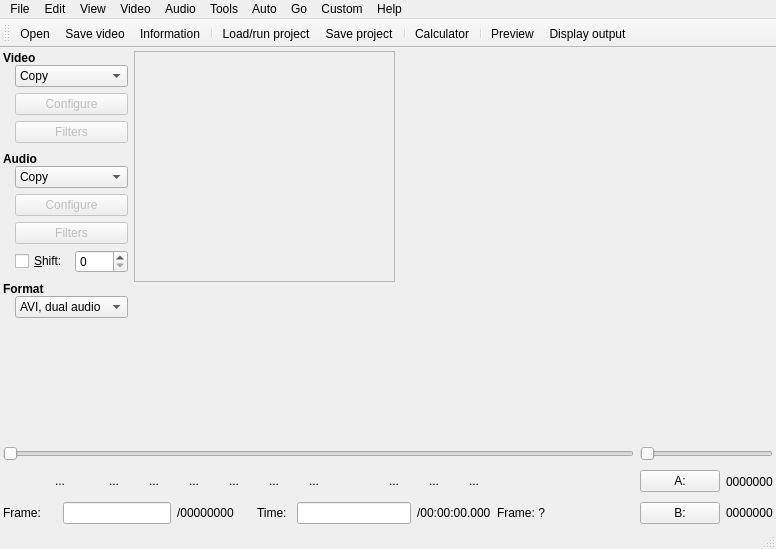
BackupTheBerlios/avidemux-svn, file branches/avidemux_2.4_branch/avidemux/ADM_userInterfaces/ADM_QT4/ADM_gui/gui2.ui: the form before one commit.
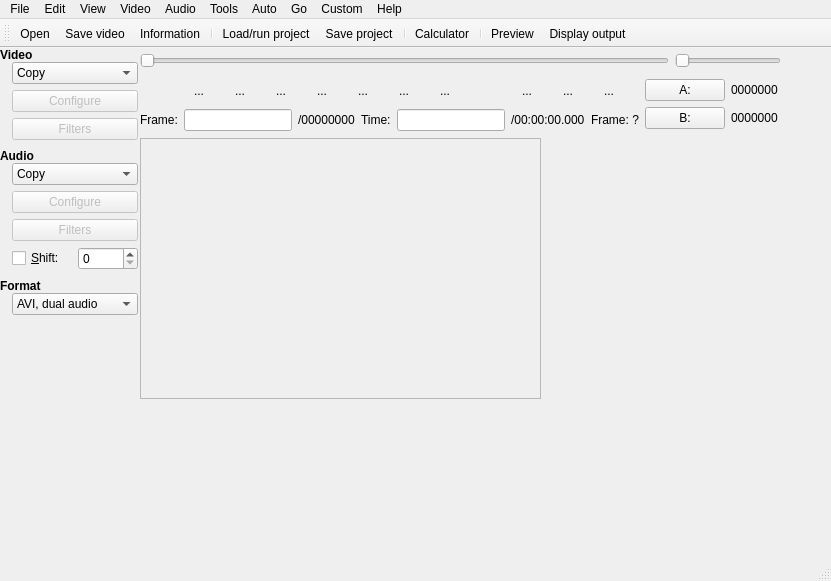
The form after the commit. Icons and pictures are not drawn.

What changed in the file:
```diff
--- a/branches/avidemux_2.4_branch/avidemux/ADM_userInterfaces/ADM_QT4/ADM_gui/gui2.ui
+++ b/branches/avidemux_2.4_branch/avidemux/ADM_userInterfaces/ADM_QT4/ADM_gui/gui2.ui
@@ -6,8 +6,8 @@
    <rect>
     <x>0</x>
     <y>0</y>
-    <width>776</width>
-    <height>549</height>
+    <width>831</width>
+    <height>581</height>
    </rect>
   </property>
   <property name="minimumSize" >
@@ -35,22 +35,15 @@
    </size>
   </property>
   <widget class="QWidget" name="centralwidget" >
-   <layout class="QVBoxLayout" >
-    <property name="margin" >
-     <number>3</number>
+   <widget class="QWidget" name="" >
+    <property name="geometry" >
+     <rect>
+      <x>0</x>
+      <y>0</y>
+      <width>138</width>
+      <height>312</height>
+     </rect>
     </property>
-    <property name="spacing" >
-     <number>6</number>
-    </property>
-    <item>
-     <layout class="QHBoxLayout" >
-      <property name="margin" >
-       <number>0</number>
-      </property>
-      <property name="spacing" >
-       <number>6</number>
-      </property>
-      <item>
        <layout class="QVBoxLayout" >
         <property name="margin" >
          <number>0</number>
@@ -420,244 +413,53 @@
          </spacer>
         </item>
        </layout>
-      </item>
-      <item>
-       <widget class="QWidget" native="1" name="widget" >
-        <property name="sizePolicy" >
-         <sizepolicy>
-          <hsizetype>7</hsizetype>
-          <vsizetype>7</vsizetype>
-          <horstretch>0</horstretch>
-          <verstretch>0</verstretch>
-         </sizepolicy>
-        </property>
-        <widget class="QFrame" name="frame_video" >
+   </widget>
+   <widget class="QWidget" name="verticalLayout_2" >
          <property name="geometry" >
           <rect>
-           <x>0</x>
+      <x>140</x>
            <y>0</y>
-           <width>261</width>
-           <height>231</height>
-          </rect>
-         </property>
+      <width>641</width>
+      <height>89</height>
+     </rect>
+    </property>
+    <layout class="QVBoxLayout" >
+     <property name="margin" >
+      <number>0</number>
+     </property>
+     <property name="spacing" >
+      <number>6</number>
+     </property>
+     <item>
+      <layout class="QHBoxLayout" >
+       <property name="margin" >
+        <number>0</number>
+       </property>
+       <property name="spacing" >
+        <number>6</number>
+       </property>
+       <item>
+        <widget class="QSlider" name="horizontalSlider" >
          <property name="sizePolicy" >
           <sizepolicy>
            <hsizetype>7</hsizetype>
-           <vsizetype>7</vsizetype>
-           <horstretch>0</horstretch>
-           <verstretch>0</verstretch>
-          </sizepolicy>
-         </property>
-         <property name="sizeIncrement" >
-          <size>
-           <width>5</width>
-           <height>5</height>
-          </size>
-         </property>
-         <property name="frameShape" >
-          <enum>QFrame::StyledPanel</enum>
-         </property>
-         <property name="frameShadow" >
-          <enum>QFrame::Raised</enum>
-         </property>
-        </widget>
-       </widget>
-      </item>
-     </layout>
-    </item>
-    <item>
-     <layout class="QGridLayout" >
-      <property name="margin" >
-       <number>0</number>
-      </property>
-      <property name="spacing" >
-       <number>6</number>
-      </property>
-      <item row="3" column="0" colspan="2" >
-       <widget class="QToolButton" name="toolButtonPlay" >
-        <property name="sizePolicy" >
-         <sizepolicy>
-          <hsizetype>0</hsizetype>
           <vsizetype>0</vsizetype>
-          <horstretch>0</horstretch>
+           <horstretch>5</horstretch>
           <verstretch>0</verstretch>
          </sizepolicy>
         </property>
-        <property name="minimumSize" >
-         <size>
-          <width>34</width>
-          <height>24</height>
-         </size>
-        </property>
-        <property name="icon" >
-         <iconset resource="avidemux.qrc" >:/new/prefix1/pics/player_play.png</iconset>
-        </property>
-        <property name="iconSize" >
-         <size>
-          <width>22</width>
-          <height>22</height>
-         </size>
-        </property>
-        <property name="autoRaise" >
-         <bool>true</bool>
-        </property>
-       </widget>
-      </item>
-      <item row="3" column="10" >
-       <widget class="QToolButton" name="toolButtonBPrev" >
-        <property name="minimumSize" >
-         <size>
-          <width>34</width>
-          <height>24</height>
-         </size>
-        </property>
-        <property name="icon" >
-         <iconset resource="avidemux.qrc" >:/new/prefix1/pics/prev_black.png</iconset>
-        </property>
-        <property name="iconSize" >
-         <size>
-          <width>22</width>
-          <height>22</height>
-         </size>
-        </property>
-        <property name="autoRaise" >
-         <bool>true</bool>
-        </property>
-       </widget>
-      </item>
-      <item row="4" column="0" colspan="3" >
-       <widget class="QLabel" name="label" >
-        <property name="sizePolicy" >
-         <sizepolicy>
-          <hsizetype>1</hsizetype>
-          <vsizetype>5</vsizetype>
-          <horstretch>0</horstretch>
-          <verstretch>0</verstretch>
-         </sizepolicy>
-        </property>
-        <property name="text" >
-         <string>Frame:</string>
-        </property>
-       </widget>
-      </item>
-      <item row="3" column="8" >
-       <widget class="QToolButton" name="toolButtonA" >
-        <property name="sizePolicy" >
-         <sizepolicy>
-          <hsizetype>0</hsizetype>
-          <vsizetype>0</vsizetype>
-          <horstretch>0</horstretch>
-          <verstretch>0</verstretch>
-         </sizepolicy>
-        </property>
-        <property name="minimumSize" >
-         <size>
-          <width>34</width>
-          <height>24</height>
-         </size>
-        </property>
-        <property name="text" >
-         <string>...</string>
-        </property>
-        <property name="icon" >
-         <iconset resource="avidemux.qrc" >:/new/prefix1/pics/markA.png</iconset>
-        </property>
-        <property name="iconSize" >
-         <size>
-          <width>22</width>
-          <height>22</height>
-         </size>
-        </property>
-        <property name="autoRaise" >
-         <bool>true</bool>
-        </property>
-       </widget>
-      </item>
-      <item row="3" column="14" >
-       <spacer>
         <property name="orientation" >
          <enum>Qt::Horizontal</enum>
         </property>
-        <property name="sizeHint" >
-         <size>
-          <width>40</width>
-          <height>20</height>
-         </size>
-        </property>
-       </spacer>
-      </item>
-      <item row="3" column="7" >
-       <widget class="QToolButton" name="toolButtonKNext" >
-        <property name="minimumSize" >
-         <size>
-          <width>34</width>
-          <height>24</height>
-         </size>
-        </property>
-        <property name="text" >
-         <string>...</string>
-        </property>
-        <property name="icon" >
-         <iconset resource="avidemux.qrc" >:/new/prefix1/pics/player_fwd.png</iconset>
-        </property>
-        <property name="iconSize" >
-         <size>
-          <width>22</width>
-          <height>22</height>
-         </size>
-        </property>
-        <property name="autoRaise" >
-         <bool>true</bool>
-        </property>
-       </widget>
-      </item>
-      <item row="3" column="13" >
-       <widget class="QToolButton" name="toolButtonEnd" >
-        <property name="minimumSize" >
-         <size>
-          <width>34</width>
-          <height>24</height>
-         </size>
-        </property>
-        <property name="text" >
-         <string>...</string>
-        </property>
-        <property name="icon" >
-         <iconset resource="avidemux.qrc" >:/new/prefix1/pics/player_end.png</iconset>
-        </property>
-        <property name="iconSize" >
-         <size>
-          <width>22</width>
-          <height>22</height>
-         </size>
-        </property>
-        <property name="autoRaise" >
-         <bool>true</bool>
-        </property>
-       </widget>
-      </item>
-      <item row="4" column="12" colspan="2" >
-       <widget class="QLabel" name="label_7" >
-        <property name="sizePolicy" >
-         <sizepolicy>
-          <hsizetype>1</hsizetype>
-          <vsizetype>5</vsizetype>
-          <horstretch>0</horstretch>
-          <verstretch>0</verstretch>
-         </sizepolicy>
-        </property>
-        <property name="text" >
-         <string>/00:00:00.000</string>
-        </property>
-       </widget>
-      </item>
-      <item rowspan="2" row="1" column="15" colspan="2" >
+        </widget>
+       </item>
+       <item>
        <widget class="QSlider" name="horizontalSlider_2" >
         <property name="sizePolicy" >
          <sizepolicy>
           <hsizetype>1</hsizetype>
           <vsizetype>0</vsizetype>
-          <horstretch>0</horstretch>
+           <horstretch>1</horstretch>
           <verstretch>0</verstretch>
          </sizepolicy>
         </property>
@@ -672,7 +474,96 @@
         </property>
        </widget>
       </item>
-      <item row="3" column="4" >
+      </layout>
+     </item>
+     <item>
+      <layout class="QHBoxLayout" >
+       <property name="margin" >
+        <number>0</number>
+       </property>
+       <property name="spacing" >
+        <number>6</number>
+       </property>
+       <item>
+        <layout class="QVBoxLayout" >
+         <property name="margin" >
+          <number>0</number>
+         </property>
+         <property name="spacing" >
+          <number>6</number>
+         </property>
+         <item>
+          <layout class="QHBoxLayout" >
+           <property name="margin" >
+            <number>0</number>
+           </property>
+           <property name="spacing" >
+            <number>6</number>
+           </property>
+           <item>
+            <widget class="QToolButton" name="toolButtonPlay" >
+             <property name="sizePolicy" >
+              <sizepolicy>
+               <hsizetype>0</hsizetype>
+               <vsizetype>0</vsizetype>
+               <horstretch>0</horstretch>
+               <verstretch>0</verstretch>
+              </sizepolicy>
+             </property>
+             <property name="minimumSize" >
+              <size>
+               <width>34</width>
+               <height>24</height>
+              </size>
+             </property>
+             <property name="icon" >
+              <iconset resource="avidemux.qrc" >:/new/prefix1/pics/player_play.png</iconset>
+             </property>
+             <property name="iconSize" >
+              <size>
+               <width>22</width>
+               <height>22</height>
+              </size>
+             </property>
+             <property name="autoRaise" >
+              <bool>true</bool>
+             </property>
+            </widget>
+           </item>
+           <item>
+            <widget class="QToolButton" name="toolButtonStop" >
+             <property name="sizePolicy" >
+              <sizepolicy>
+               <hsizetype>0</hsizetype>
+               <vsizetype>0</vsizetype>
+               <horstretch>0</horstretch>
+               <verstretch>0</verstretch>
+              </sizepolicy>
+             </property>
+             <property name="minimumSize" >
+              <size>
+               <width>34</width>
+               <height>24</height>
+              </size>
+             </property>
+             <property name="text" >
+              <string>...</string>
+             </property>
+             <property name="icon" >
+              <iconset resource="avidemux.qrc" >:/new/prefix1/pics/player_stop.png</iconset>
+             </property>
+             <property name="iconSize" >
+              <size>
+               <width>22</width>
+               <height>22</height>
+              </size>
+             </property>
+             <property name="autoRaise" >
+              <bool>true</bool>
+             </property>
+            </widget>
+           </item>
+           <item>
        <widget class="QToolButton" name="toolButtonPrev" >
         <property name="minimumSize" >
          <size>
@@ -697,7 +588,7 @@
         </property>
        </widget>
       </item>
-      <item row="3" column="5" >
+           <item>
        <widget class="QToolButton" name="toolButtonNext" >
         <property name="minimumSize" >
          <size>
@@ -722,8 +613,223 @@
         </property>
        </widget>
       </item>
-      <item row="4" column="14" >
-       <widget class="QLabel" name="label_8" >
+           <item>
+            <widget class="QToolButton" name="toolButtonKPrev" >
+             <property name="minimumSize" >
+              <size>
+               <width>34</width>
+               <height>24</height>
+              </size>
+             </property>
+             <property name="text" >
+              <string>...</string>
+             </property>
+             <property name="icon" >
+              <iconset resource="avidemux.qrc" >:/new/prefix1/pics/player_rew.png</iconset>
+             </property>
+             <property name="iconSize" >
+              <size>
+               <width>22</width>
+               <height>22</height>
+              </size>
+             </property>
+             <property name="autoRaise" >
+              <bool>true</bool>
+             </property>
+            </widget>
+           </item>
+           <item>
+            <widget class="QToolButton" name="toolButtonKNext" >
+             <property name="minimumSize" >
+              <size>
+               <width>34</width>
+               <height>24</height>
+              </size>
+             </property>
+             <property name="text" >
+              <string>...</string>
+             </property>
+             <property name="icon" >
+              <iconset resource="avidemux.qrc" >:/new/prefix1/pics/player_fwd.png</iconset>
+             </property>
+             <property name="iconSize" >
+              <size>
+               <width>22</width>
+               <height>22</height>
+              </size>
+             </property>
+             <property name="autoRaise" >
+              <bool>true</bool>
+             </property>
+            </widget>
+           </item>
+           <item>
+            <widget class="QToolButton" name="toolButtonA" >
+             <property name="sizePolicy" >
+              <sizepolicy>
+               <hsizetype>0</hsizetype>
+               <vsizetype>0</vsizetype>
+               <horstretch>0</horstretch>
+               <verstretch>0</verstretch>
+              </sizepolicy>
+             </property>
+             <property name="minimumSize" >
+              <size>
+               <width>34</width>
+               <height>24</height>
+              </size>
+             </property>
+             <property name="text" >
+              <string>...</string>
+             </property>
+             <property name="icon" >
+              <iconset resource="avidemux.qrc" >:/new/prefix1/pics/markA.png</iconset>
+             </property>
+             <property name="iconSize" >
+              <size>
+               <width>22</width>
+               <height>22</height>
+              </size>
+             </property>
+             <property name="autoRaise" >
+              <bool>true</bool>
+             </property>
+            </widget>
+           </item>
+           <item>
+            <widget class="QToolButton" name="toolButtonB" >
+             <property name="minimumSize" >
+              <size>
+               <width>34</width>
+               <height>24</height>
+              </size>
+             </property>
+             <property name="text" >
+              <string>...</string>
+             </property>
+             <property name="icon" >
+              <iconset resource="avidemux.qrc" >:/new/prefix1/pics/markB.png</iconset>
+             </property>
+             <property name="iconSize" >
+              <size>
+               <width>22</width>
+               <height>22</height>
+              </size>
+             </property>
+             <property name="autoRaise" >
+              <bool>true</bool>
+             </property>
+            </widget>
+           </item>
+           <item>
+            <widget class="QToolButton" name="toolButtonBPrev" >
+             <property name="minimumSize" >
+              <size>
+               <width>34</width>
+               <height>24</height>
+              </size>
+             </property>
+             <property name="icon" >
+              <iconset resource="avidemux.qrc" >:/new/prefix1/pics/prev_black.png</iconset>
+             </property>
+             <property name="iconSize" >
+              <size>
+               <width>22</width>
+               <height>22</height>
+              </size>
+             </property>
+             <property name="autoRaise" >
+              <bool>true</bool>
+             </property>
+            </widget>
+           </item>
+           <item>
+            <widget class="QToolButton" name="toolButtoBNext" >
+             <property name="minimumSize" >
+              <size>
+               <width>34</width>
+               <height>24</height>
+              </size>
+             </property>
+             <property name="text" >
+              <string>...</string>
+             </property>
+             <property name="icon" >
+              <iconset resource="avidemux.qrc" >:/new/prefix1/pics/next_black.png</iconset>
+             </property>
+             <property name="iconSize" >
+              <size>
+               <width>22</width>
+               <height>22</height>
+              </size>
+             </property>
+             <property name="autoRaise" >
+              <bool>true</bool>
+             </property>
+            </widget>
+           </item>
+           <item>
+            <widget class="QToolButton" name="toolButtonBegin" >
+             <property name="minimumSize" >
+              <size>
+               <width>34</width>
+               <height>24</height>
+              </size>
+             </property>
+             <property name="text" >
+              <string>...</string>
+             </property>
+             <property name="icon" >
+              <iconset resource="avidemux.qrc" >:/new/prefix1/pics/player_start.png</iconset>
+             </property>
+             <property name="iconSize" >
+              <size>
+               <width>22</width>
+               <height>22</height>
+              </size>
+             </property>
+             <property name="autoRaise" >
+              <bool>true</bool>
+             </property>
+            </widget>
+           </item>
+           <item>
+            <widget class="QToolButton" name="toolButtonEnd" >
+             <property name="minimumSize" >
+              <size>
+               <width>34</width>
+               <height>24</height>
+              </size>
+             </property>
+             <property name="text" >
+              <string>...</string>
+             </property>
+             <property name="icon" >
+              <iconset resource="avidemux.qrc" >:/new/prefix1/pics/player_end.png</iconset>
+             </property>
+             <property name="iconSize" >
+              <size>
+               <width>22</width>
+               <height>22</height>
+              </size>
+             </property>
+             <property name="autoRaise" >
+              <bool>true</bool>
+             </property>
+            </widget>
+           </item>
+          </layout>
+         </item>
+         <item>
+          <layout class="QHBoxLayout" >
+           <property name="margin" >
+            <number>0</number>
+           </property>
+           <property name="spacing" >
+            <number>6</number>
+           </property>
+           <item>
+            <widget class="QLabel" name="label" >
         <property name="sizePolicy" >
          <sizepolicy>
           <hsizetype>1</hsizetype>
@@ -733,11 +839,41 @@
          </sizepolicy>
         </property>
         <property name="text" >
-         <string>Frame: ?</string>
+              <string>Frame:</string>
         </property>
        </widget>
       </item>
-      <item row="4" column="6" colspan="2" >
+           <item>
+            <widget class="QLineEdit" name="lineEdit" >
+             <property name="sizePolicy" >
+              <sizepolicy>
+               <hsizetype>1</hsizetype>
+               <vsizetype>0</vsizetype>
+               <horstretch>0</horstretch>
+               <verstretch>0</verstretch>
+              </sizepolicy>
+             </property>
+             <property name="minimumSize" >
+              <size>
+               <width>72</width>
+               <height>0</height>
+              </size>
+             </property>
+             <property name="baseSize" >
+              <size>
+               <width>0</width>
+               <height>0</height>
+              </size>
+             </property>
+             <property name="echoMode" >
+              <enum>QLineEdit::NoEcho</enum>
+             </property>
+             <property name="cursorPosition" >
+              <number>0</number>
+             </property>
+            </widget>
+           </item>
+           <item>
        <widget class="QLabel" name="label_2" >
         <property name="sizePolicy" >
          <sizepolicy>
@@ -752,7 +888,7 @@
         </property>
        </widget>
       </item>
-      <item row="4" column="8" >
+           <item>
        <widget class="QLabel" name="label_6" >
         <property name="sizePolicy" >
          <sizepolicy>
@@ -767,7 +903,82 @@
         </property>
        </widget>
       </item>
-      <item row="3" column="15" >
+           <item>
+            <widget class="QLineEdit" name="lineEdit_2" >
+             <property name="sizePolicy" >
+              <sizepolicy>
+               <hsizetype>1</hsizetype>
+               <vsizetype>0</vsizetype>
+               <horstretch>0</horstretch>
+               <verstretch>0</verstretch>
+              </sizepolicy>
+             </property>
+             <property name="minimumSize" >
+              <size>
+               <width>72</width>
+               <height>0</height>
+              </size>
+             </property>
+            </widget>
+           </item>
+           <item>
+            <widget class="QLabel" name="label_7" >
+             <property name="sizePolicy" >
+              <sizepolicy>
+               <hsizetype>1</hsizetype>
+               <vsizetype>5</vsizetype>
+               <horstretch>0</horstretch>
+               <verstretch>0</verstretch>
+              </sizepolicy>
+             </property>
+             <property name="text" >
+              <string>/00:00:00.000</string>
+             </property>
+            </widget>
+           </item>
+           <item>
+            <widget class="QLabel" name="label_8" >
+             <property name="sizePolicy" >
+              <sizepolicy>
+               <hsizetype>1</hsizetype>
+               <vsizetype>5</vsizetype>
+               <horstretch>0</horstretch>
+               <verstretch>0</verstretch>
+              </sizepolicy>
+             </property>
+             <property name="text" >
+              <string>Frame: ?</string>
+             </property>
+            </widget>
+           </item>
+          </layout>
+         </item>
+        </layout>
+       </item>
+       <item>
+        <layout class="QGridLayout" >
+         <property name="margin" >
+          <number>0</number>
+         </property>
+         <property name="spacing" >
+          <number>6</number>
+         </property>
+         <item row="0" column="1" >
+          <widget class="QLabel" name="label_9" >
+           <property name="sizePolicy" >
+            <sizepolicy>
+             <hsizetype>1</hsizetype>
+             <vsizetype>5</vsizetype>
+             <horstretch>0</horstretch>
+             <verstretch>0</verstretch>
+            </sizepolicy>
+           </property>
+           <property name="text" >
+            <string>0000000</string>
+           </property>
+          </widget>
+         </item>
+         <item row="0" column="0" >
        <widget class="QPushButton" name="pushButton" >
         <property name="sizePolicy" >
          <sizepolicy>
@@ -788,115 +999,7 @@
         </property>
        </widget>
       </item>
-      <item row="4" column="16" >
-       <widget class="QLabel" name="label_10" >
-        <property name="sizePolicy" >
-         <sizepolicy>
-          <hsizetype>1</hsizetype>
-          <vsizetype>5</vsizetype>
-          <horstretch>0</horstretch>
-          <verstretch>0</verstretch>
-         </sizepolicy>
-        </property>
-        <property name="text" >
-         <string>0000000</string>
-        </property>
-       </widget>
-      </item>
-      <item row="3" column="12" >
-       <widget class="QToolButton" name="toolButtonBegin" >
-        <property name="minimumSize" >
-         <size>
-          <width>34</width>
-          <height>24</height>
-         </size>
-        </property>
-        <property name="text" >
-         <string>...</string>
-        </property>
-        <property name="icon" >
-         <iconset resource="avidemux.qrc" >:/new/prefix1/pics/player_start.png</iconset>
-        </property>
-        <property name="iconSize" >
-         <size>
-          <width>22</width>
-          <height>22</height>
-         </size>
-        </property>
-        <property name="autoRaise" >
-         <bool>true</bool>
-        </property>
-       </widget>
-      </item>
-      <item row="3" column="11" >
-       <widget class="QToolButton" name="toolButtoBNext" >
-        <property name="minimumSize" >
-         <size>
-          <width>34</width>
-          <height>24</height>
-         </size>
-        </property>
-        <property name="text" >
-         <string>...</string>
-        </property>
-        <property name="icon" >
-         <iconset resource="avidemux.qrc" >:/new/prefix1/pics/next_black.png</iconset>
-        </property>
-        <property name="iconSize" >
-         <size>
-          <width>22</width>
-          <height>22</height>
-         </size>
-        </property>
-        <property name="autoRaise" >
-         <bool>true</bool>
-        </property>
-       </widget>
-      </item>
-      <item row="4" column="9" colspan="3" >
-       <widget class="QLineEdit" name="lineEdit_2" >
-        <property name="sizePolicy" >
-         <sizepolicy>
-          <hsizetype>1</hsizetype>
-          <vsizetype>0</vsizetype>
-          <horstretch>0</horstretch>
-          <verstretch>0</verstretch>
-         </sizepolicy>
-        </property>
-        <property name="minimumSize" >
-         <size>
-          <width>72</width>
-          <height>0</height>
-         </size>
-        </property>
-       </widget>
-      </item>
-      <item row="3" column="9" >
-       <widget class="QToolButton" name="toolButtonB" >
-        <property name="minimumSize" >
-         <size>
-          <width>34</width>
-          <height>24</height>
-         </size>
-        </property>
-        <property name="text" >
-         <string>...</string>
-        </property>
-        <property name="icon" >
-         <iconset resource="avidemux.qrc" >:/new/prefix1/pics/markB.png</iconset>
-        </property>
-        <property name="iconSize" >
-         <size>
-          <width>22</width>
-          <height>22</height>
-         </size>
-        </property>
-        <property name="autoRaise" >
-         <bool>true</bool>
-        </property>
-       </widget>
-      </item>
-      <item row="4" column="15" >
+         <item row="1" column="0" >
        <widget class="QPushButton" name="pushButton_2" >
         <property name="sizePolicy" >
          <sizepolicy>
@@ -917,8 +1020,8 @@
         </property>
        </widget>
       </item>
-      <item row="3" column="16" >
-       <widget class="QLabel" name="label_9" >
+         <item row="1" column="1" >
+          <widget class="QLabel" name="label_10" >
         <property name="sizePolicy" >
          <sizepolicy>
           <hsizetype>1</hsizetype>
@@ -932,124 +1035,35 @@
         </property>
        </widget>
       </item>
-      <item row="3" column="6" >
-       <widget class="QToolButton" name="toolButtonKPrev" >
-        <property name="minimumSize" >
-         <size>
-          <width>34</width>
-          <height>24</height>
-         </size>
-        </property>
-        <property name="text" >
-         <string>...</string>
-        </property>
-        <property name="icon" >
-         <iconset resource="avidemux.qrc" >:/new/prefix1/pics/player_rew.png</iconset>
-        </property>
-        <property name="iconSize" >
-         <size>
-          <width>22</width>
-          <height>22</height>
-         </size>
-        </property>
-        <property name="autoRaise" >
-         <bool>true</bool>
-        </property>
-       </widget>
-      </item>
-      <item row="3" column="2" colspan="2" >
-       <widget class="QToolButton" name="toolButtonStop" >
-        <property name="sizePolicy" >
-         <sizepolicy>
-          <hsizetype>0</hsizetype>
-          <vsizetype>0</vsizetype>
-          <horstretch>0</horstretch>
-          <verstretch>0</verstretch>
-         </sizepolicy>
-        </property>
-        <property name="minimumSize" >
-         <size>
-          <width>34</width>
-          <height>24</height>
-         </size>
-        </property>
-        <property name="text" >
-         <string>...</string>
-        </property>
-        <property name="icon" >
-         <iconset resource="avidemux.qrc" >:/new/prefix1/pics/player_stop.png</iconset>
-        </property>
-        <property name="iconSize" >
-         <size>
-          <width>22</width>
-          <height>22</height>
-         </size>
-        </property>
-        <property name="autoRaise" >
-         <bool>true</bool>
-        </property>
-       </widget>
-      </item>
-      <item rowspan="2" row="1" column="0" colspan="15" >
-       <widget class="QSlider" name="horizontalSlider" >
-        <property name="orientation" >
-         <enum>Qt::Horizontal</enum>
-        </property>
-       </widget>
-      </item>
-      <item row="4" column="3" colspan="3" >
-       <widget class="QLineEdit" name="lineEdit" >
-        <property name="sizePolicy" >
-         <sizepolicy>
-          <hsizetype>1</hsizetype>
-          <vsizetype>0</vsizetype>
-          <horstretch>0</horstretch>
-          <verstretch>0</verstretch>
-         </sizepolicy>
-        </property>
-        <property name="minimumSize" >
-         <size>
-          <width>72</width>
-          <height>0</height>
-         </size>
-        </property>
-        <property name="baseSize" >
-         <size>
-          <width>0</width>
-          <height>0</height>
-         </size>
-        </property>
-        <property name="echoMode" >
-         <enum>QLineEdit::NoEcho</enum>
-        </property>
-        <property name="cursorPosition" >
-         <number>0</number>
-        </property>
-       </widget>
-      </item>
-      <item row="0" column="0" >
-       <spacer>
-        <property name="orientation" >
-         <enum>Qt::Vertical</enum>
-        </property>
-        <property name="sizeHint" >
-         <size>
-          <width>0</width>
-          <height>0</height>
-         </size>
-        </property>
-       </spacer>
-      </item>
-     </layout>
-    </item>
-   </layout>
+        </layout>
+       </item>
+      </layout>
+     </item>
+    </layout>
+   </widget>
+   <widget class="QFrame" name="frame_video" >
+    <property name="geometry" >
+     <rect>
+      <x>140</x>
+      <y>90</y>
+      <width>401</width>
+      <height>261</height>
+     </rect>
+    </property>
+    <property name="frameShape" >
+     <enum>QFrame::StyledPanel</enum>
+    </property>
+    <property name="frameShadow" >
+     <enum>QFrame::Raised</enum>
+    </property>
+   </widget>
   </widget>
   <widget class="QMenuBar" name="menubar" >
    <property name="geometry" >
     <rect>
      <x>0</x>
      <y>0</y>
-     <width>776</width>
+     <width>831</width>
      <height>29</height>
     </rect>
    </property>
@@ -1073,20 +1087,6 @@
      <string>Custom</string>
     </property>
    </widget>
-   <widget class="QMenu" name="menuEdit" >
-    <property name="title" >
-     <string>Edit</string>
-    </property>
-    <addaction name="actionCut" />
-    <addaction name="actionCopy" />
-    <addaction name="actionPaste" />
-    <addaction name="actionDelete" />
-    <addaction name="separator" />
-    <addaction name="actionSet_marker_A" />
-    <addaction name="actionSet_marker_B" />
-    <addaction name="separator" />
-    <addaction name="actionPreferences" />
-   </widget>
    <widget class="QMenu" name="menuAudio" >
     <property name="title" >
      <string>Audio</string>
@@ -1111,18 +1111,6 @@
     <addaction name="actionVob_to_vobsub" />
     <addaction name="actionOCR" />
    </widget>
-   <widget class="QMenu" name="menuView" >
-    <property name="title" >
-     <string>View</string>
-    </property>
-    <addaction name="actionMain_toolbar" />
-    <addaction name="actionA_V_toolbar" />
-    <addaction name="actionZoom_1_4" />
-    <addaction name="actionZoom_1_2" />
-    <addaction name="actionZoom_1_1" />
-    <addaction name="actionZoom_2_1" />
-    <addaction name="actionZoom_4_1" />
-   </widget>
    <widget class="QMenu" name="menuVideo" >
     <property name="title" >
      <string>Video</string>
@@ -1161,6 +1149,32 @@
     <addaction name="separator" />
     <addaction name="actionQuit" />
    </widget>
+   <widget class="QMenu" name="menuEdit" >
+    <property name="title" >
+     <string>Edit</string>
+    </property>
+    <addaction name="actionCut" />
+    <addaction name="actionCopy" />
+    <addaction name="actionPaste" />
+    <addaction name="actionDelete" />
+    <addaction name="separator" />
+    <addaction name="actionSet_marker_A" />
+    <addaction name="actionSet_marker_B" />
+    <addaction name="separator" />
+    <addaction name="actionPreferences" />
+   </widget>
+   <widget class="QMenu" name="menuView" >
+    <property name="title" >
+     <string>View</string>
+    </property>
+    <addaction name="actionMain_toolbar" />
+    <addaction name="actionA_V_toolbar" />
+    <addaction name="actionZoom_1_4" />
+    <addaction name="actionZoom_1_2" />
+    <addaction name="actionZoom_1_1" />
+    <addaction name="actionZoom_2_1" />
+    <addaction name="actionZoom_4_1" />
+   </widget>
    <addaction name="menuFile" />
    <addaction name="menuEdit" />
    <addaction name="menuView" />
```
Lines whose indentation alone changed are shown as unchanged.
